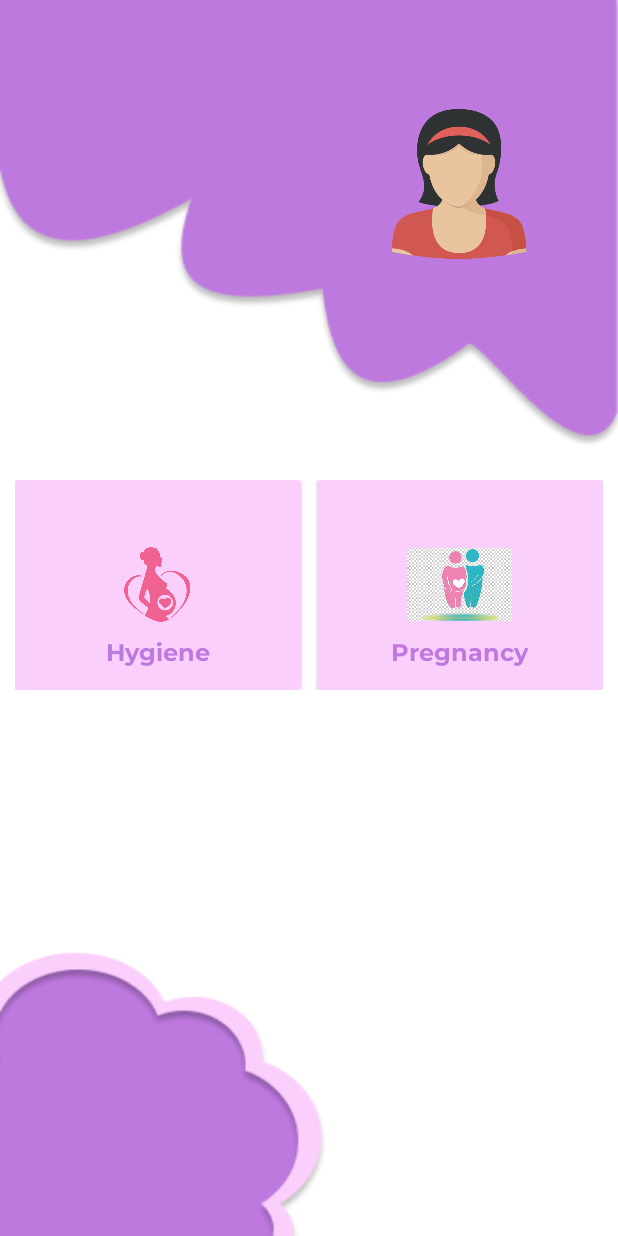
After one commit to mubina8/W-care, an Android app: the dashboard screen opened directly, with no data from a screen before it, on a phone screen of 412 x 824 dp. The commit adds this screen. Run offline under Robolectric (Android 15) with nearby library versions, the phone set to English and light mode, and no system bars.

Commit message:
second commit

```diff
--- a/app/src/main/AndroidManifest.xml
+++ b/app/src/main/AndroidManifest.xml
@@ -9,7 +9,8 @@
         android:roundIcon="@mipmap/ic_launcher_round"
         android:supportsRtl="true"
         android:theme="@style/AppTheme">
-        <activity android:name=".pregnancy"></activity>
+        <activity android:name=".dashboard"></activity>
+        <activity android:name=".pregnancy" />
         <activity android:name=".SignIn" />
         <activity android:name=".RegistrationPage" />
         <activity android:name=".MainActivity">
--- a/app/src/main/java/com/example/wcare/MainActivity.java
+++ b/app/src/main/java/com/example/wcare/MainActivity.java
@@ -24,7 +24,7 @@
     @Override
     public void onClick(View v) {
 
-        Intent intent = new Intent( MainActivity.this,pregnancy.class );
+        Intent intent = new Intent( MainActivity.this,dashboard.class );
         startActivity( intent );
 
         Toast.makeText(MainActivity.this,"Login Successful",Toast.LENGTH_SHORT).show();
--- /dev/null
+++ b/app/src/main/java/com/example/wcare/dashboard.java
@@ -0,0 +1,14 @@
+package com.example.wcare;
+
+import androidx.appcompat.app.AppCompatActivity;
+
+import android.os.Bundle;
+
+public class dashboard extends AppCompatActivity {
+
+    @Override
+    protected void onCreate(Bundle savedInstanceState) {
+        super.onCreate(savedInstanceState);
+        setContentView(R.layout.activity_dashboard);
+    }
+}
--- /dev/null
+++ b/app/src/main/res/layout/activity_dashboard.xml
@@ -0,0 +1,128 @@
+<?xml version="1.0" encoding="utf-8"?>
+<RelativeLayout xmlns:android="http://schemas.android.com/apk/res/android"
+    xmlns:app="http://schemas.android.com/apk/res-auto"
+    xmlns:tools="http://schemas.android.com/tools"
+    android:layout_width="match_parent"
+    android:layout_height="match_parent"
+    android:background="@drawable/bgpic"
+    tools:context=".dashboard">
+
+    <LinearLayout
+        android:layout_width="match_parent"
+        android:layout_height="240dp"
+        android:orientation="vertical"
+        android:gravity="center">
+
+        <ImageView
+            android:layout_width="100dp"
+            android:layout_height="100dp"
+            android:layout_marginLeft="100dp"
+            android:layout_marginTop="5dp"
+            android:src="@drawable/pregnancy" />
+    </LinearLayout>
+    <LinearLayout
+        android:layout_width="match_parent"
+        android:layout_height="wrap_content"
+        android:orientation="vertical"
+        android:layout_marginTop="320dp"
+        android:layout_marginLeft="10dp"
+        android:layout_marginRight="10dp"
+        >
+        <LinearLayout
+            android:layout_width="match_parent"
+            android:layout_height="140dp"
+            android:orientation="horizontal"
+            android:layout_marginBottom="10dp"
+            >
+            <androidx.cardview.widget.CardView
+                android:layout_width="0dp"
+                android:layout_height="match_parent"
+                android:layout_weight="1"
+                android:orientation = "vertical"
+
+                android:layout_marginRight="5dp"
+                android:gravity = "center"
+                >
+                <RelativeLayout
+                    android:layout_width="match_parent"
+                    android:layout_height="match_parent"
+                    android:background="@color/pink"
+                    >
+                    <ImageView
+                        android:layout_width="70dp"
+                        android:layout_height="50dp"
+                        android:id="@+id/healthCareImage"
+                        android:src="@drawable/preg3"
+                        android:layout_centerInParent="true"
+                        />
+                    <TextView
+                        android:layout_width="wrap_content"
+                        android:layout_height="wrap_content"
+                        android:text="Hygiene"
+                        android:textSize="16sp"
+                        android:layout_below="@+id/healthCareImage"
+                        android:layout_centerHorizontal="true"
+                        android:fontFamily="@font/montserrat_bold"
+                        android:textColor="#BE79DF"
+                        android:layout_marginTop="10dp"
+                        android:layout_marginBottom="10dp"
+                        />
+                    <Button
+                        android:layout_width="match_parent"
+                        android:layout_height="match_parent"
+                        android:id="@+id/healthCareId"
+                        android:background="@android:color/transparent"
+                        />
+
+                </RelativeLayout>
+
+            </androidx.cardview.widget.CardView>
+            <androidx.cardview.widget.CardView
+                android:layout_width="0dp"
+                android:layout_height="match_parent"
+                android:layout_weight="1"
+                android:layout_marginLeft="5dp"
+                android:orientation = "vertical"
+                android:gravity = "center"
+                >
+                <RelativeLayout
+                    android:layout_width="match_parent"
+                    android:layout_height="match_parent"
+                    android:background="@color/pink"
+                    >
+                    <ImageView
+                        android:layout_width="70dp"
+                        android:layout_height="50dp"
+                        android:id="@+id/DietChartImage"
+                        android:src="@drawable/preg4"
+                        android:layout_centerInParent="true"
+                        />
+                    <TextView
+                        android:layout_width="wrap_content"
+                        android:layout_height="wrap_content"
+                        android:text="Pregnancy"
+                        android:fontFamily="@font/montserrat_bold"
+                        android:textSize="16sp"
+                        android:layout_below="@+id/DietChartImage"
+                        android:layout_centerHorizontal="true"
+
+                        android:textColor="#BE79DF"
+                        android:layout_marginTop="10dp"
+                        android:layout_marginBottom="10dp"
+                        />
+                    <Button
+                        android:layout_width="match_parent"
+                        android:layout_height="match_parent"
+                        android:id="@+id/dietChartId"
+                        android:background="@android:color/transparent"
+                        />
+
+                </RelativeLayout>
+
+            </androidx.cardview.widget.CardView>
+
+        </LinearLayout>
+    </LinearLayout>
+
+
+</RelativeLayout>
```
Also changed, not shown: app/src/main/res/drawable/pregnancy.jpg (deleted), app/src/main/res/drawable/pregnancy.png (added).
